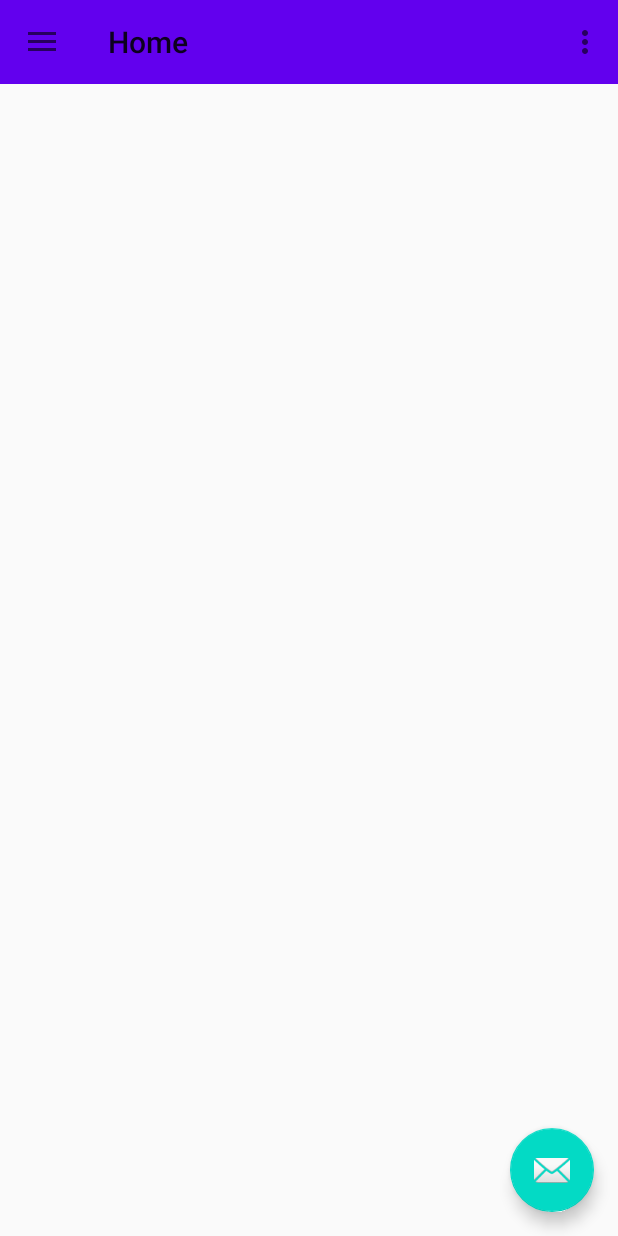
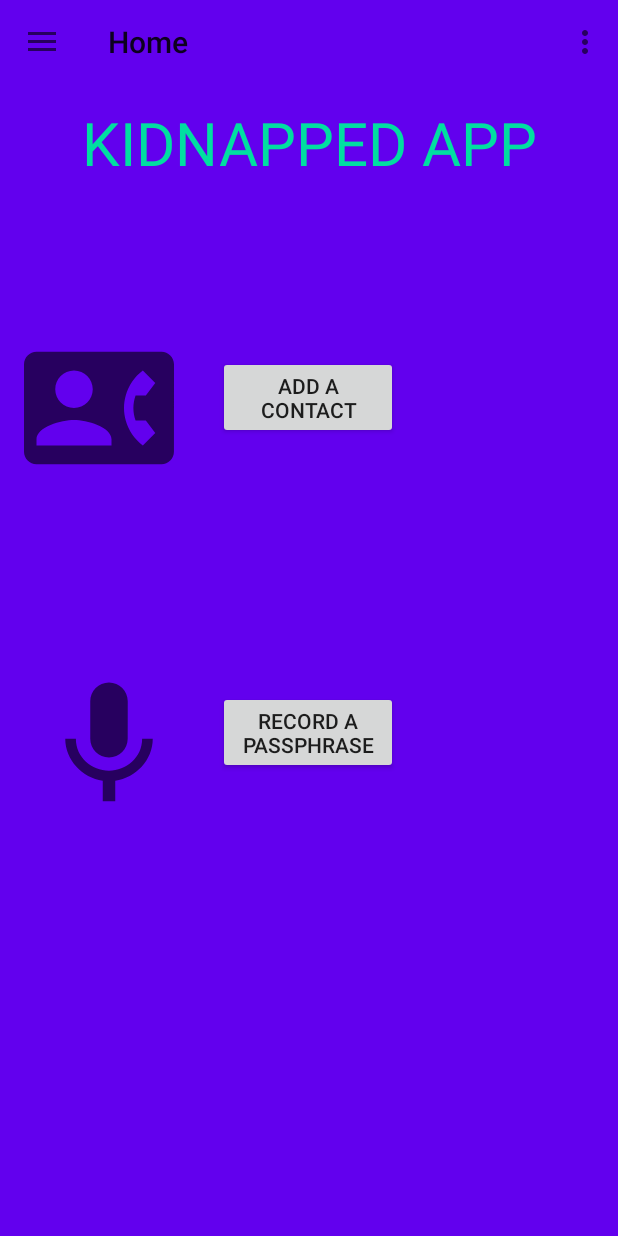
Before and after one commit to shifdub/kidnapped, an Android app: the screen it shows after launch (MainActivity), on a phone screen of 412 x 824 dp. Run offline under Robolectric (Android 15) with nearby library versions, the phone set to English and light mode, and no system bars; our stand-ins replace Room's generated code, RxJava, navigation-ui; libraries missing offline, so code that uses them is left out: com.facebook.stetho; 1 statement that could not run was skipped.

Commit message:
added selection buttons and logos. changed home background

```diff
--- a/app/src/main/java/edu/cnm/deepdive/kidnapped/controller/MainActivity.java
+++ b/app/src/main/java/edu/cnm/deepdive/kidnapped/controller/MainActivity.java
@@ -25,14 +25,7 @@ public class MainActivity extends AppCompatActivity {
     setContentView(R.layout.activity_main);
     Toolbar toolbar = findViewById(R.id.toolbar);
     setSupportActionBar(toolbar);
-    FloatingActionButton fab = findViewById(R.id.fab);
-    fab.setOnClickListener(new View.OnClickListener() {
-      @Override
-      public void onClick(View view) {
-        Snackbar.make(view, "Replace with your own action", Snackbar.LENGTH_LONG)
-            .setAction("Action", null).show();
-      }
-    });
+
     DrawerLayout drawer = findViewById(R.id.drawer_layout);
     NavigationView navigationView = findViewById(R.id.nav_view);
     // Passing each menu ID as a set of Ids because each
--- /dev/null
+++ b/app/src/main/res/drawable/contact_logo.xml
@@ -0,0 +1,10 @@
+<vector xmlns:android="http://schemas.android.com/apk/res/android"
+    android:width="24dp"
+    android:height="24dp"
+    android:viewportWidth="24"
+    android:viewportHeight="24"
+    android:tint="?attr/colorControlNormal">
+  <path
+      android:fillColor="@android:color/white"
+      android:pathData="M22,3L2,3C0.9,3 0,3.9 0,5v14c0,1.1 0.9,2 2,2h20c1.1,0 1.99,-0.9 1.99,-2L24,5c0,-1.1 -0.9,-2 -2,-2zM8,6c1.66,0 3,1.34 3,3s-1.34,3 -3,3 -3,-1.34 -3,-3 1.34,-3 3,-3zM14,18L2,18v-1c0,-2 4,-3.1 6,-3.1s6,1.1 6,3.1v1zM17.85,14h1.64L21,16l-1.99,1.99c-1.31,-0.98 -2.28,-2.38 -2.73,-3.99 -0.18,-0.64 -0.28,-1.31 -0.28,-2s0.1,-1.36 0.28,-2c0.45,-1.62 1.42,-3.01 2.73,-3.99L21,8l-1.51,2h-1.64c-0.22,0.63 -0.35,1.3 -0.35,2s0.13,1.37 0.35,2z"/>
+</vector>
--- /dev/null
+++ b/app/src/main/res/drawable/microphone_logo.xml
@@ -0,0 +1,10 @@
+<vector xmlns:android="http://schemas.android.com/apk/res/android"
+    android:width="24dp"
+    android:height="24dp"
+    android:viewportWidth="24"
+    android:viewportHeight="24"
+    android:tint="?attr/colorControlNormal">
+  <path
+      android:fillColor="@android:color/white"
+      android:pathData="M12,14c1.66,0 2.99,-1.34 2.99,-3L15,5c0,-1.66 -1.34,-3 -3,-3S9,3.34 9,5v6c0,1.66 1.34,3 3,3zM17.3,11c0,3 -2.54,5.1 -5.3,5.1S6.7,14 6.7,11L5,11c0,3.41 2.72,6.23 6,6.72L11,21h2v-3.28c3.28,-0.48 6,-3.3 6,-6.72h-1.7z"/>
+</vector>
--- a/app/src/main/res/layout/app_bar_main.xml
+++ b/app/src/main/res/layout/app_bar_main.xml
@@ -14,14 +14,6 @@
 
   </com.google.android.material.appbar.AppBarLayout>
 
-  <com.google.android.material.floatingactionbutton.FloatingActionButton
-    android:id="@+id/fab"
-    android:layout_width="wrap_content"
-    android:layout_height="wrap_content"
-    android:layout_margin="@dimen/fab_margin"
-    android:layout_gravity="bottom|end"
-    app:srcCompat="@android:drawable/ic_dialog_email"/>
-
   <include
     android:id="@+id/include"
     layout="@layout/content_main"/>
--- a/app/src/main/res/layout/content_main.xml
+++ b/app/src/main/res/layout/content_main.xml
@@ -14,21 +14,23 @@
     android:layout_height="match_parent"
     android:name="androidx.navigation.fragment.NavHostFragment"
     app:defaultNavHost="true"
+    app:layout_constraintHorizontal_bias="0.0"
     app:layout_constraintLeft_toLeftOf="parent"
     app:layout_constraintRight_toRightOf="parent"
     app:layout_constraintTop_toTopOf="parent"
-    app:navGraph="@navigation/mobile_navigation"
-    />
+    app:navGraph="@navigation/mobile_navigation"/>
   <TextView
     android:id="@+id/textView2"
     android:layout_width="wrap_content"
     android:layout_height="wrap_content"
     android:text="@string/kidnapped_app_home_title"
+    android:textColor="#01DEA1"
     android:textSize="40sp"
-    android:textColor="#01DEA1"
+    app:layout_constraintBottom_toBottomOf="parent"
     app:layout_constraintEnd_toEndOf="parent"
     app:layout_constraintStart_toStartOf="parent"
-    tools:layout_editor_absoluteY="80dp"/>
+    app:layout_constraintTop_toTopOf="@+id/nav_host_fragment"
+    app:layout_constraintVertical_bias="0.088"/>
   <androidx.constraintlayout.widget.Guideline
     android:id="@+id/guideline"
     android:layout_width="wrap_content"
@@ -43,4 +45,48 @@
     app:layout_constraintGuide_begin="365dp"
     app:layout_constraintStart_toEndOf="parent"
     app:layout_constraintTop_toTopOf="parent"/>
+  <Button
+    android:id="@+id/button"
+    android:layout_width="120dp"
+    android:layout_height="wrap_content"
+    android:text="Add a Contact"
+    app:layout_constraintBottom_toTopOf="@+id/guideline2"
+    app:layout_constraintEnd_toEndOf="parent"
+    app:layout_constraintHorizontal_bias="0.498"
+    app:layout_constraintStart_toStartOf="parent"
+    app:layout_constraintTop_toBottomOf="@+id/textView2"
+    app:layout_constraintVertical_bias="0.615"/>
+  <Button
+    android:id="@+id/button2"
+    android:layout_width="120dp"
+    android:layout_height="wrap_content"
+    android:text="@string/record_a_passphrase"
+    app:layout_constraintBottom_toBottomOf="parent"
+    app:layout_constraintEnd_toEndOf="parent"
+    app:layout_constraintHorizontal_bias="0.498"
+    app:layout_constraintStart_toStartOf="parent"
+    app:layout_constraintTop_toTopOf="@+id/guideline2"
+    app:layout_constraintVertical_bias="0.238"/>
+  <ImageView
+    android:id="@+id/imageView2"
+    android:layout_width="100dp"
+    android:layout_height="100dp"
+    android:layout_marginTop="100dp"
+    app:layout_constraintBottom_toTopOf="@+id/guideline2"
+    app:layout_constraintEnd_toStartOf="@+id/button"
+    app:layout_constraintHorizontal_bias="0.355"
+    app:layout_constraintStart_toStartOf="parent"
+    app:layout_constraintTop_toBottomOf="@+id/textView2"
+    app:layout_constraintVertical_bias="0.0"
+    app:srcCompat="@drawable/contact_logo"/>
+  <ImageView
+    android:id="@+id/imageView3"
+    android:layout_width="100dp"
+    android:layout_height="100dp"
+    app:layout_constraintBottom_toBottomOf="parent"
+    app:layout_constraintEnd_toStartOf="@+id/button2"
+    app:layout_constraintStart_toStartOf="parent"
+    app:layout_constraintTop_toTopOf="@+id/guideline2"
+    app:layout_constraintVertical_bias="0.228"
+    app:srcCompat="@drawable/microphone_logo"/>
 </androidx.constraintlayout.widget.ConstraintLayout>
--- a/app/src/main/res/layout/fragment_home.xml
+++ b/app/src/main/res/layout/fragment_home.xml
@@ -5,6 +5,7 @@
   xmlns:tools="http://schemas.android.com/tools"
   android:layout_width="match_parent"
   android:layout_height="match_parent"
+  android:background="@color/colorPrimary"
   tools:context=".controller.ui.home.HomeFragment">
 
   <TextView
--- a/app/src/main/res/values/strings.xml
+++ b/app/src/main/res/values/strings.xml
@@ -11,4 +11,5 @@
   <string name="menu_gallery">Add Contact</string>
   <string name="menu_slideshow">Record Passphrase</string>
   <string name="kidnapped_app_home_title">KIDNAPPED APP</string>
+  <string name="record_a_passphrase">Record a Passphrase</string>
 </resources>
```
